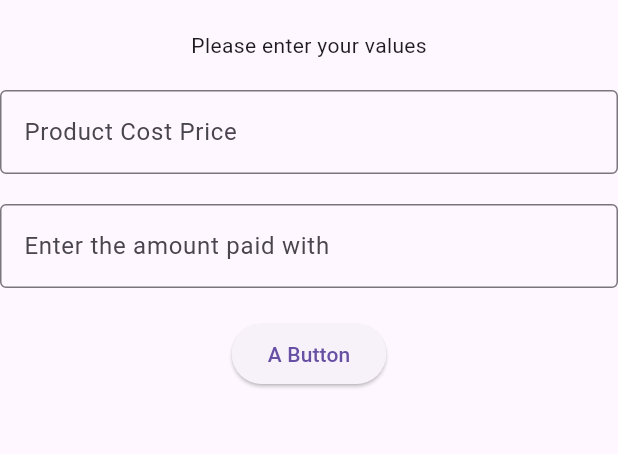
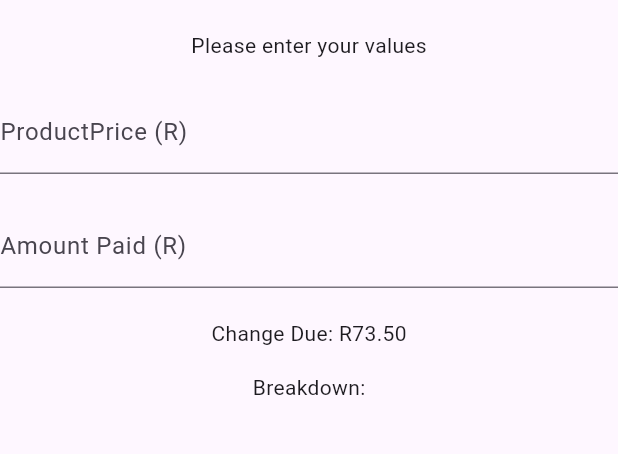
Before and after one commit to Ungerer221/flutter_test_AutoCashierApp, a Flutter app: the screen it shows after launch, on a phone screen of 412 x 824 dp, the part 114-568 px from its top. Run offline on Flutter 3.47's test engine with Material 3 defaults, Android fonts, the light colour scheme and no system bars; our stand-ins replace equatable, flutter_bloc.

Commit message:
Good working state

```diff
--- /dev/null
+++ b/cashierapp/lib/cubit/cashier_cubit.dart
@@ -0,0 +1,54 @@
+import 'package:flutter_bloc/flutter_bloc.dart';
+import 'cashier_state.dart';
+
+class SimpleCalcCubit extends Cubit<SimpleCalcState> {
+  SimpleCalcCubit() : super(const SimpleCalcState());
+
+  void updateProductPrice(double price) {
+    // the copyWith is a design pattern used to create modified copies of immutable objects
+    emit(state.copyWith(productPrice: price));
+    _calculateChange();
+  }
+
+  void updateAmountPaid(double amount) {
+    emit(state.copyWith(amountPaid: amount));
+    _calculateChange();
+  }
+
+  void _calculateChange() {
+    double change = state.changeAmount;
+    // a simple if loop
+    if (change <= 0) {
+      emit(state.copyWith(changeBreakdown: {}));
+      return;
+    }
+
+    final denominations = [
+      {'value': 50.0, 'name': 'R50'},
+      {'value': 20.0, 'name': 'R20'},
+      {'value': 10.0, 'name': 'R10'},
+      {'value': 5.0, 'name': 'R5'},
+      {'value': 2.0, 'name': 'R2'},
+      {'value': 1.0, 'name': 'R1'},
+      {'value': 0.5, 'name': '50c'},
+    ];
+
+    Map<String, int> breakdown = {};
+    double remaining = change;
+
+    for (var denom in denominations) {
+      if (remaining <= 0) break;
+      final double value = denom['value'] as double;
+      final String name = denom['name'] as String;
+      final int count = (remaining / value).floor();
+
+      if (count > 0) {
+      breakdown[name] = count;  // Correct map assignment
+      remaining -= count * value;
+      remaining = double.parse(remaining.toStringAsFixed(2)); // Ensure 2 decimal places
+    }
+  }
+
+  emit(state.copyWith(changeBreakdown: breakdown));
+  }
+}
--- /dev/null
+++ b/cashierapp/lib/cubit/cashier_state.dart
@@ -0,0 +1,43 @@
+import 'package:equatable/equatable.dart';
+
+// creating a class that extends equatable
+// this allows easy state comparison
+class SimpleCalcState extends Equatable {
+  // properties (data Storage)
+  // declaring three immutable properties
+  // [double] is a datatype that represetns a decimal number
+  // [final] means that the variable can only be set once
+  final double productPrice;
+  final double amountPaid;
+  final Map<String, int> changeBreakdown;
+
+  // the constructor
+  // sets the defualt values if none are provided
+  // the [const] is there to optimize performance by making the object a compile-time contant
+  const SimpleCalcState({
+    this.productPrice = 26.50,
+    this.amountPaid = 100.00,
+    this.changeBreakdown = const {},
+  });
+
+  double get changeAmount => amountPaid - productPrice;
+
+  SimpleCalcState copyWith({
+    double? productPrice,
+    double? amountPaid,
+    Map<String, int>? changeBreakdown,
+  }) {
+    return SimpleCalcState(
+      // ?? - means if-null
+      // this is the if null catching
+      productPrice: productPrice ?? this.productPrice,
+      // (line below) so basically if the amount paid is null the use the this.amountPaid init value
+      amountPaid: amountPaid ?? this.amountPaid,
+      changeBreakdown: changeBreakdown ?? this.changeBreakdown,
+    );
+  }
+
+  @override
+  // TODO: implement props
+  List<Object?> get props => [productPrice, amountPaid, changeBreakdown]; // the Object? is variable null safty
+}
--- a/cashierapp/lib/main.dart
+++ b/cashierapp/lib/main.dart
@@ -1,111 +1,22 @@
 import 'package:flutter/material.dart';
+import 'package:flutter_bloc/flutter_bloc.dart';
+import 'pages/home_page.dart';
+import 'cubit/cashier_cubit.dart';
 
 void main() {
-  runApp(const MainApp());
+  runApp(const MyApp());
 }
 
-class MainApp extends StatelessWidget {
-  const MainApp({super.key});
+class MyApp extends StatelessWidget {
+  const MyApp({super.key});
 
   @override
   Widget build(BuildContext context) {
     return MaterialApp(
-      //root widget
-      home: Scaffold(
-        appBar: AppBar(title: const Text('My new Cashier App')),
-        body: Center(
-          child: Builder(
-            builder: (context) {
-              return Column(
-                children: [
-                  const Text("Auto Cashier at your service"),
-                  const SizedBox(height: 20),
-                  Text('Please enter your values'),
-
-                  SizedBox(height: 20),
-
-                  Container(
-                    // container containing the TextField
-                    width: 500,
-                    child: ProductPrice(),
-                  ),
-
-                  SizedBox(height: 20),
-
-                  Container(
-                    // container containing the TextField
-                    width: 500,
-                    child: AmountPaid(),
-                  ),
-
-                  SizedBox(height: 20),
-
-                  ElevatedButton(
-                    onPressed: () {
-                      print('Button Clicked');
-                    },
-                    child: const Text('A Button'),
-                  ),
-                ],
-              );
-            },
-          ),
-        ),
+      home: BlocProvider(
+        create: (context) => SimpleCalcCubit(),
+        child: const HomePage(),
       ),
     );
   }
 }
-
-// statefull amount paid TextField widget
-class AmountPaid extends StatefulWidget {
-  const AmountPaid({
-    super.key,
-  });
-
-  @override
-  State<AmountPaid> createState() => _AmountPaidState();
-}
-
-class _AmountPaidState extends State<AmountPaid> {
-  @override
-  Widget build(BuildContext context) {
-    return const TextField(
-      // this textField need to update the amountPaid state
-      decoration: InputDecoration(
-        border: OutlineInputBorder(),
-        hintText: 'Enter the amount paid with',
-      ),
-      keyboardType:
-          TextInputType.number, // for numeric input only
-    );
-  }
-}
-
-// Created throguh "extraced widget from Ctrl + ." then converted the stateless widget toa statefull widght
-// the Product Price needs to be a statefull widget as the user will be inputing a value
-//the value of the input is the state
-// "For example, if a widget has a counter that increments whenever the user taps a button, then the value of the counter is the state for that widget"
-class ProductPrice extends StatefulWidget {
-  const ProductPrice({super.key});
-
-  @override
-  State<ProductPrice> createState() => _ProductPriceState();
-}
-
-class _ProductPriceState extends State<ProductPrice> {
-  // i think the logic goes in here
-
-
-
-  @override
-  Widget build(BuildContext context) {
-    return const TextField(
-      // this text field need to update the productPrice state
-      decoration: InputDecoration(
-        border: OutlineInputBorder(),
-        hintText: 'Product Cost Price',
-      ),
-      keyboardType: TextInputType.number,
-    );
-  }
-}
--- /dev/null
+++ b/cashierapp/lib/pages/home_page.dart
@@ -0,0 +1,82 @@
+import 'package:flutter/material.dart';
+import 'package:flutter_bloc/flutter_bloc.dart';
+import '../cubit/cashier_cubit.dart';
+import '../cubit/cashier_state.dart';
+
+class HomePage extends StatelessWidget {
+  const HomePage({super.key});
+
+  @override
+  Widget build(BuildContext context) {
+    return MaterialApp(
+      //root widget
+      home: Scaffold(
+        appBar: AppBar(title: const Text('My new Cashier App')),
+        body: Center(
+          child: BlocBuilder<SimpleCalcCubit, SimpleCalcState>(
+            builder: (context, state) {
+              return Column(
+                children: [
+                  const Text("Auto Cashier at your service"),
+                  const SizedBox(height: 20),
+                  Text('Please enter your values'),
+
+                  const SizedBox(height: 20),
+
+                  Container(
+                    // container containing the TextField
+                    width: 500,
+                    child: TextField(
+                      decoration: const InputDecoration(
+                        labelText: 'ProductPrice (R)',
+                      ),
+                      keyboardType: TextInputType.number,
+                      onChanged: (value) {
+                        final price = double.tryParse(value) ?? 0.0;
+                        context.read<SimpleCalcCubit>().updateProductPrice(
+                          price,
+                        ); // Fixed
+                      },
+                    ),
+                  ),
+
+                  const SizedBox(height: 20),
+
+                  Container(
+                    // container containing the TextField
+                    width: 500,
+                    child: TextField(
+                      decoration: const InputDecoration(
+                        labelText: 'Amount Paid (R)',
+                      ),
+                      keyboardType: TextInputType.number,
+                      onChanged: (value) {
+                        final amount = double.tryParse(value) ?? 0.00;
+                        context.read<SimpleCalcCubit>().updateAmountPaid(
+                          amount,
+                        );
+                      },
+                    ),
+                  ),
+
+                  SizedBox(height: 20),
+
+                  if (state.changeAmount > 0) ...[
+                    Text(
+                      'Change Due: R${state.changeAmount.toStringAsFixed(2)}',
+                    ),
+                    const SizedBox(height: 16),
+                    const Text('Breakdown:'),
+                    ...state.changeBreakdown.entries.map(
+                      (entry) => Text('${entry.value} x ${entry.key}'),
+                    ),
+                  ],
+                ],
+              );
+            },
+          ),
+        ),
+      ),
+    );
+  }
+}
```
Also changed, not shown: cashierapp/lib/cubits/simple_calc_cubit.dart (deleted), cashierapp/lib/cubits/simple_calc_state.dart (added), 1 other file.
